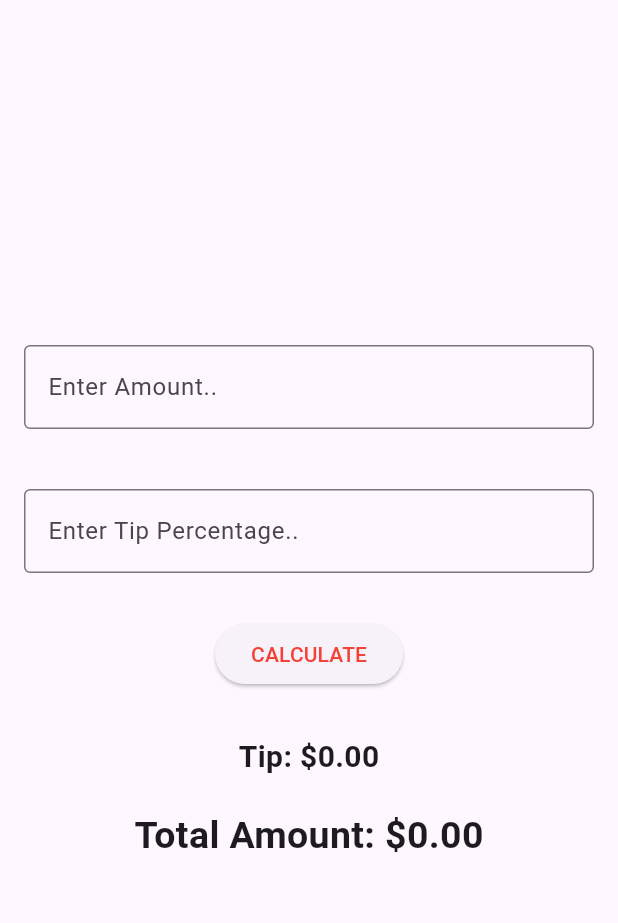
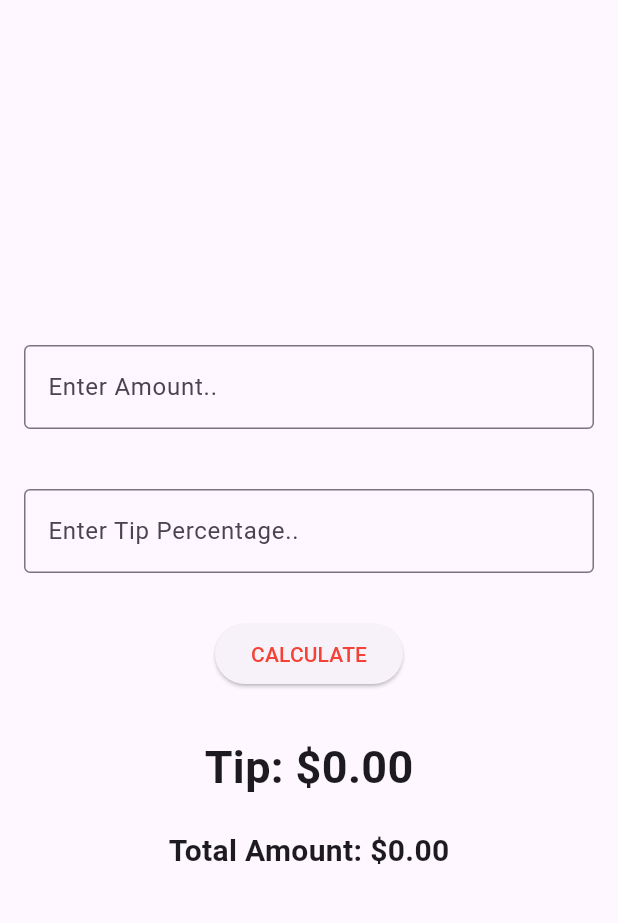
Before and after one commit to kanishkhaacse/tip_calculator, a Flutter app: the screen it shows after launch, on a phone screen of 412 x 824 dp, the part 63-986 px from its top. Run offline on Flutter 3.47's test engine with Material 3 defaults, Android fonts, the phone set to English and light mode, and no system bars.

Commit message:
Initial commit

```diff
--- a/lib/main.dart
+++ b/lib/main.dart
@@ -5,6 +5,8 @@ void main() {
 }
 
 class MyApp extends StatelessWidget {
+  const MyApp({super.key});
+
   @override
   Widget build(BuildContext context) {
     return MaterialApp(
@@ -14,7 +16,10 @@ class MyApp extends StatelessWidget {
 }
 
 class TipCalculatorScreen extends StatefulWidget {
+  const TipCalculatorScreen({super.key});
+
   @override
+  // ignore: library_private_types_in_public_api
   _TipCalculatorScreenState createState() => _TipCalculatorScreenState();
 }
 
@@ -41,7 +46,7 @@ class _TipCalculatorScreenState extends State<TipCalculatorScreen> {
       appBar: AppBar(
         title: Text('Tip Calculator'),
       ),
-      body: SingleChildScrollView(
+      body: Center(
         child: Padding(
           padding: const EdgeInsets.all(16.0),
           child: Column(
@@ -70,20 +75,20 @@ class _TipCalculatorScreenState extends State<TipCalculatorScreen> {
               SizedBox(height: 30),
               ElevatedButton(
                 onPressed: calculateTip,
-                child: Text('CALCULATE'),
                 style:ElevatedButton.styleFrom(
                   foregroundColor: Colors.red,
                 ),
+                child: Text('CALCULATE'),
               ),
               SizedBox(height: 30),
               Text(
                 'Tip: \$${tipAmount.toStringAsFixed(2)}',
-                style: TextStyle(fontSize: 20, fontWeight: FontWeight.bold),
+                style: TextStyle(fontSize: 30, fontWeight: FontWeight.bold),
               ),
               SizedBox(height: 20),
               Text(
                 'Total Amount: \$${totalAmount.toStringAsFixed(2)}',
-                style: TextStyle(fontSize: 25, fontWeight: FontWeight.bold),
+                style: TextStyle(fontSize: 20, fontWeight: FontWeight.bold),
               ),
             ],
           ),
```
Also changed, not shown: 1 other file.
